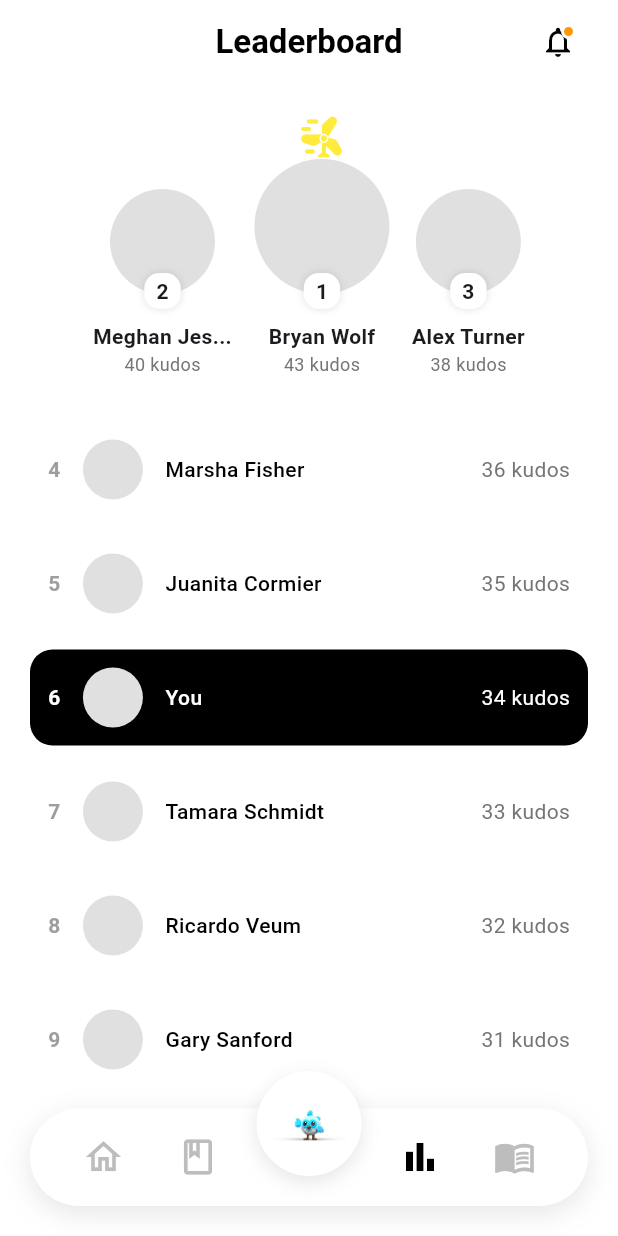
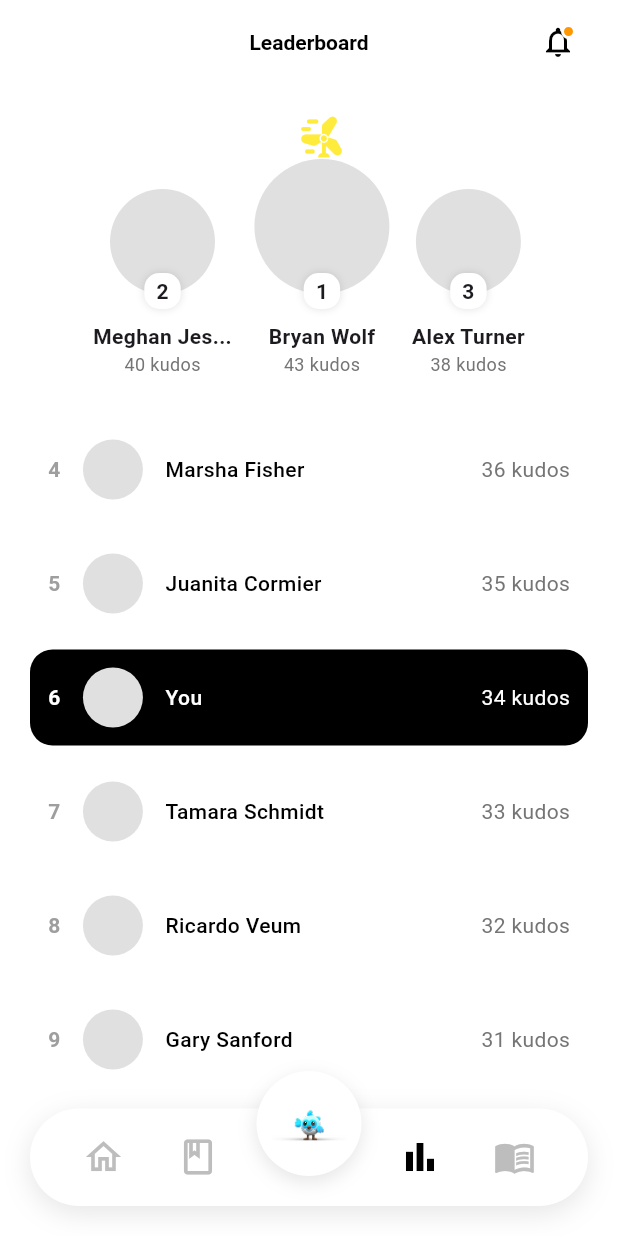
Before and after one commit to AGaafar7/Campy, a Flutter app: the screen it shows after launch, on a phone screen of 412 x 824 dp. Run offline on Flutter 3.47's test engine with Material 3 defaults, Android fonts, the phone set to English and light mode, and no system bars.

Commit message:
Adding main theme file and a file to hold the backend defined errors and responses

```diff
--- a/lib/main.dart
+++ b/lib/main.dart
@@ -1,4 +1,5 @@
 import 'package:campy/screens/leaderboard/leaderboard_screen.dart';
+import 'package:campy/style_manager.dart';
 import 'package:flutter/material.dart';
 
 void main() {
@@ -11,7 +12,9 @@ class MyApp extends StatelessWidget {
   @override
   Widget build(BuildContext context) {
     return MaterialApp(
-      theme: ThemeData(colorScheme: .fromSeed(seedColor: Colors.deepPurple)),
+      themeMode: ThemeMode.system,
+      theme: AppTheme.light(),
+      darkTheme: AppTheme.dark(),
       home: const LeaderboardScreen(),
     );
   }
--- a/lib/style_manager.dart
+++ b/lib/style_manager.dart
@@ -0,0 +1,57 @@
+import 'package:flutter/material.dart';
+
+abstract class StyleManager {
+  static const textOnLight = Colors.black;
+  static const textOnDark = Colors.white;
+  static const textFaded = Color(0xFF9899A5);
+  static const iconOnLight = Colors.black;
+  static const iconOnDark = Colors.white;
+  static const textHighLight = Colors.black;
+}
+
+abstract class _LightColors {}
+
+abstract class _DarkColors {
+  static const backgroundColor = Color(0xFF333333);
+  static const scaffoldBackgroundColor = Color(0xFF333333);
+}
+
+//Reference to the application theme
+abstract class AppTheme {
+  static final visualDensity = VisualDensity.adaptivePlatformDensity;
+
+  //Light theme and its settings
+  static ThemeData light() => ThemeData(
+    brightness: Brightness.light,
+    appBarTheme: const AppBarTheme(
+      elevation: 0,
+      //backgroundColor: _LightColors.backgroundColor,
+      titleTextStyle: TextStyle(color: StyleManager.textOnLight),
+      iconTheme: IconThemeData(color: StyleManager.iconOnLight),
+    ),
+    visualDensity: visualDensity,
+    //backgroundColor: _LightColors.backgroundColor,
+    //scaffoldBackgroundColor: _LightColors.scaffoldBackgroundColor,
+    textTheme: const TextTheme().apply(bodyColor: StyleManager.textOnLight),
+    iconTheme: const IconThemeData(color: StyleManager.iconOnLight),
+  );
+
+  //Dark theme and its settings
+  static ThemeData dark() => ThemeData(
+    appBarTheme: const AppBarTheme(
+      elevation: 0,
+      backgroundColor: _DarkColors.backgroundColor,
+      titleTextStyle: TextStyle(color: StyleManager.textOnDark),
+      iconTheme: IconThemeData(color: StyleManager.iconOnDark),
+    ),
+    visualDensity: visualDensity,
+    colorScheme: ColorScheme.fromSwatch().copyWith(
+      brightness: Brightness.dark,
+      background: _DarkColors.backgroundColor,
+    ),
+    scaffoldBackgroundColor: _DarkColors.scaffoldBackgroundColor,
+    textTheme: const TextTheme().apply(bodyColor: StyleManager.textOnDark),
+    iconTheme: const IconThemeData(color: StyleManager.iconOnDark),
+  );
+}
+//TODO: Add the light Theme
```
Also changed, not shown: lib/api/campy_backend_helper.dart (added, +7 -0 lines).
